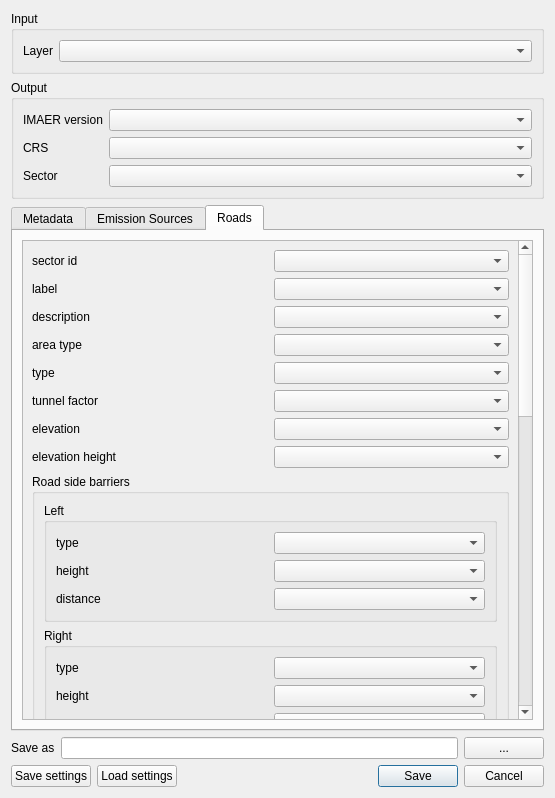
This is ImaerPlugin/generate_calc_input_dlg.ui in opengeogroep/AERIUS-QGIS-plugins as Qt 5 draws it before an edit. The edited form follows.
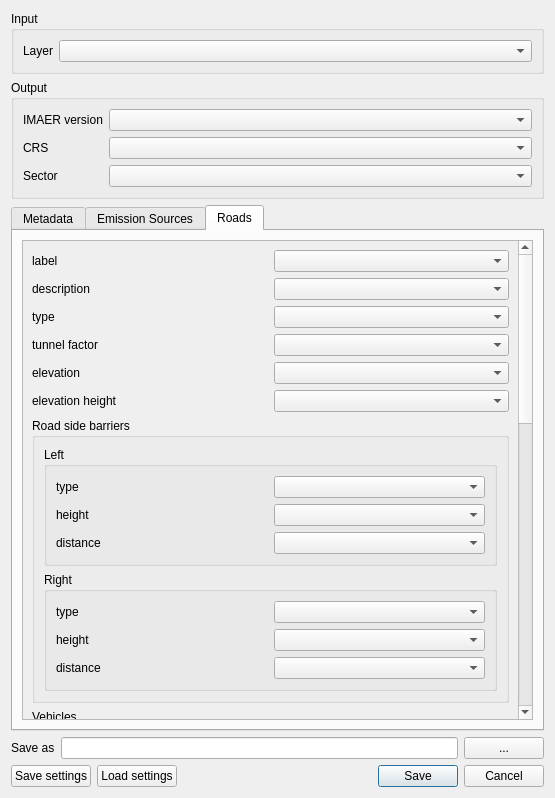
This is the edited form. Custom widgets are drawn as their Qt base class.

Commit message: sectorId and roadAreaType set to fixed values for NL

The edit to the form file:
```diff
--- a/ImaerPlugin/generate_calc_input_dlg.ui
+++ b/ImaerPlugin/generate_calc_input_dlg.ui
@@ -346,11 +346,21 @@
             <x>0</x>
             <y>0</y>
             <width>499</width>
-            <height>1468</height>
+            <height>1406</height>
            </rect>
           </property>
           <layout class="QGridLayout" name="gridLayout">
-           <item row="10" column="0" colspan="2">
+           <item row="3" column="0">
+            <widget class="QLabel" name="label_rd_tunnel_factor">
+             <property name="text">
+              <string>tunnel factor</string>
+             </property>
+            </widget>
+           </item>
+           <item row="2" column="1">
+            <widget class="QgsFieldComboBox" name="fcb_rd_type"/>
+           </item>
+           <item row="8" column="0" colspan="2">
             <widget class="QGroupBox" name="groupBox_rd_vehicles">
              <property name="title">
               <string>Vehicles</string>
@@ -605,76 +615,32 @@
             </widget>
            </item>
            <item row="4" column="0">
-            <widget class="QLabel" name="label_rd_type">
-             <property name="text">
-              <string>type</string>
-             </property>
-            </widget>
-           </item>
-           <item row="7" column="0">
-            <widget class="QLabel" name="label_rd_elevation_height">
-             <property name="text">
-              <string>elevation height</string>
-             </property>
-            </widget>
-           </item>
-           <item row="1" column="0">
-            <widget class="QLabel" name="label_rd_label">
-             <property name="text">
-              <string>label</string>
-             </property>
-            </widget>
-           </item>
-           <item row="2" column="0">
-            <widget class="QLabel" name="label_rd_description">
-             <property name="text">
-              <string>description</string>
-             </property>
-            </widget>
-           </item>
-           <item row="5" column="1">
-            <widget class="QgsFieldComboBox" name="fcb_rd_tunnel_factor"/>
-           </item>
-           <item row="6" column="0">
             <widget class="QLabel" name="label_rd_elevation">
              <property name="text">
               <string>elevation</string>
              </property>
             </widget>
            </item>
-           <item row="0" column="1">
-            <widget class="QgsFieldComboBox" name="fcb_rd_sector_id"/>
-           </item>
-           <item row="5" column="0">
-            <widget class="QLabel" name="label_rd_tunnel_factor">
-             <property name="text">
-              <string>tunnel factor</string>
-             </property>
-            </widget>
-           </item>
-           <item row="11" column="0">
-            <spacer name="verticalSpacer_3">
-             <property name="orientation">
-              <enum>Qt::Vertical</enum>
-             </property>
-             <property name="sizeHint" stdset="0">
-              <size>
-               <width>20</width>
-               <height>40</height>
-              </size>
-             </property>
-            </spacer>
-           </item>
-           <item row="2" column="1">
+           <item row="1" column="1">
             <widget class="QgsFieldComboBox" name="fcb_rd_description"/>
            </item>
-           <item row="1" column="1">
-            <widget class="QgsFieldComboBox" name="fcb_rd_label"/>
+           <item row="9" column="0">
+            <spacer name="verticalSpacer_3">
+             <property name="orientation">
+              <enum>Qt::Vertical</enum>
+             </property>
+             <property name="sizeHint" stdset="0">
+              <size>
+               <width>20</width>
+               <height>40</height>
+              </size>
+             </property>
+            </spacer>
            </item>
-           <item row="7" column="1">
-            <widget class="QgsFieldComboBox" name="fcb_rd_elevation_height"/>
+           <item row="4" column="1">
+            <widget class="QgsFieldComboBox" name="fcb_rd_elevation"/>
            </item>
-           <item row="9" column="0" colspan="2">
+           <item row="7" column="0" colspan="2">
             <widget class="QGroupBox" name="groupBox_rd_barriers">
              <property name="title">
               <string>Road side barriers</string>
@@ -761,28 +727,42 @@
              </layout>
             </widget>
            </item>
-           <item row="0" column="0">
-            <widget class="QLabel" name="label_rd_sector_id">
-             <property name="text">
-              <string>sector id</string>
-             </property>
-            </widget>
-           </item>
-           <item row="6" column="1">
-            <widget class="QgsFieldComboBox" name="fcb_rd_elevation"/>
-           </item>
-           <item row="4" column="1">
-            <widget class="QgsFieldComboBox" name="fcb_rd_type"/>
-           </item>
-           <item row="3" column="0">
-            <widget class="QLabel" name="label_rd_area_type">
-             <property name="text">
-              <string>area type</string>
-             </property>
-            </widget>
-           </item>
            <item row="3" column="1">
-            <widget class="QgsFieldComboBox" name="fcb_rd_area_type"/>
+            <widget class="QgsFieldComboBox" name="fcb_rd_tunnel_factor"/>
+           </item>
+           <item row="5" column="0">
+            <widget class="QLabel" name="label_rd_elevation_height">
+             <property name="text">
+              <string>elevation height</string>
+             </property>
+            </widget>
+           </item>
+           <item row="5" column="1">
+            <widget class="QgsFieldComboBox" name="fcb_rd_elevation_height"/>
+           </item>
+           <item row="0" column="0">
+            <widget class="QLabel" name="label_rd_label">
+             <property name="text">
+              <string>label</string>
+             </property>
+            </widget>
+           </item>
+           <item row="2" column="0">
+            <widget class="QLabel" name="label_rd_type">
+             <property name="text">
+              <string>type</string>
+             </property>
+            </widget>
+           </item>
+           <item row="1" column="0">
+            <widget class="QLabel" name="label_rd_description">
+             <property name="text">
+              <string>description</string>
+             </property>
+            </widget>
+           </item>
+           <item row="0" column="1">
+            <widget class="QgsFieldComboBox" name="fcb_rd_label"/>
            </item>
           </layout>
          </widget>
```
Left out of the diff: 4 changed lines with no effect on the pictures. The commit also changes 1 other file.
